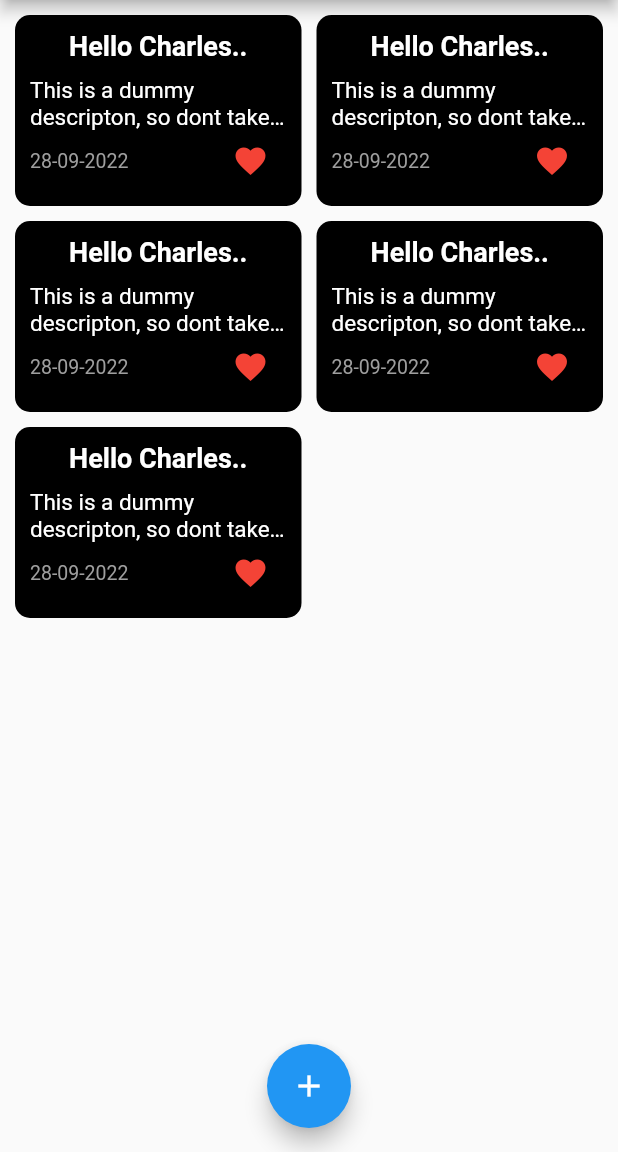
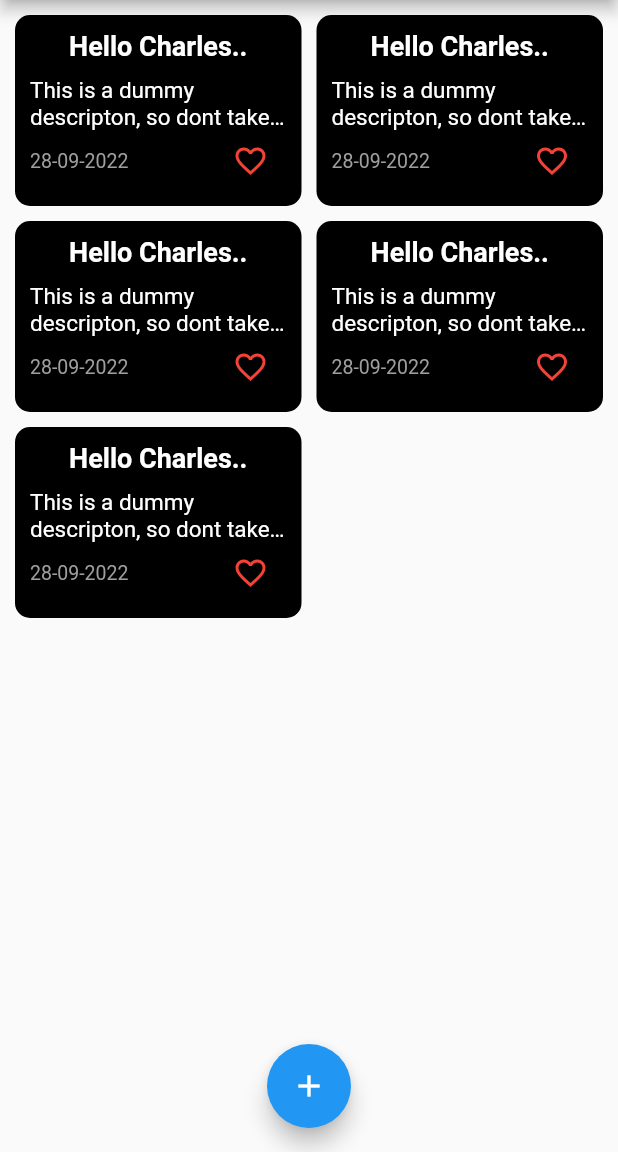
Before and after one commit to emperor006/quotes, a Flutter app: the screen it shows after launch, on a phone screen of 412 x 824 dp, the part 84-1236 px from its top. Run offline on Flutter 3.47's test engine with Material 2 defaults, Android fonts, the phone set to English and light mode, and no system bars.

Commit message:
favorite button

```diff
--- a/lib/providers/quotes.dart
+++ b/lib/providers/quotes.dart
@@ -1,6 +1,6 @@
 import 'package:flutter/cupertino.dart';
 
-class QuoteItem {
+class QuoteItem with ChangeNotifier {
   String id, description, title;
   DateTime time;
   bool isFavorite;
@@ -9,8 +9,13 @@ class QuoteItem {
       {required this.id,
       required this.title,
       required this.description,
-      this.isFavorite=false,
+      this.isFavorite = false,
       required this.time});
+
+  void toggleFavorites() {
+    isFavorite = !isFavorite;
+    notifyListeners();
+  }
 }
 
 class Quotes with ChangeNotifier {
@@ -58,7 +63,11 @@ class Quotes with ChangeNotifier {
     return _quoteList.firstWhere((element) => element.id == quoteId);
   }
 
- Future<void> addQuotes(QuoteItem item) async {
+  List<QuoteItem> get myFavorites {
+    return _quoteList.where((element) => element.isFavorite == true).toList();
+  }
+
+  Future<void> addQuotes(QuoteItem item) async {
     _quoteList.insert(0, item);
     notifyListeners();
   }
--- a/lib/screens/homescreen.dart
+++ b/lib/screens/homescreen.dart
@@ -142,14 +142,18 @@ class _HomeScreenState extends State<HomeScreen> {
             crossAxisSpacing: 10,
             mainAxisSpacing: 10,
             childAspectRatio: 3 / 2),
-        itemBuilder: (BuildContext context, int index) => QuotesLayout(
-          title: quotesData.myQuotes[index].title,
-          description: quotesData.myQuotes[index].description,
-          dateTime: quotesData.myQuotes[index].time,
-          isFavorite: quotesData.myQuotes[index].isFavorite,
-        )
-        // return const Text('No quote to show');
-        ,
+
+        itemBuilder: (BuildContext context, int index) =>
+            ChangeNotifierProvider.value(
+          value: quotesData.myQuotes[index],
+          child: QuotesLayout(
+            id: quotesData.myQuotes[index].id,
+            title: quotesData.myQuotes[index].title,
+            description: quotesData.myQuotes[index].description,
+            dateTime: quotesData.myQuotes[index].time,
+            isFavorite: quotesData.myQuotes[index].isFavorite,
+          ),
+        ),
       ),
       floatingActionButton: FloatingActionButton(
         onPressed: () => getBottomsheet(context),
--- a/lib/widgets/quote_item_layout.dart
+++ b/lib/widgets/quote_item_layout.dart
@@ -1,37 +1,53 @@
 import 'package:flutter/material.dart';
 import 'package:intl/intl.dart';
+import 'package:provider/provider.dart';
+import 'package:todo_app/providers/quotes.dart';
+import 'package:todo_app/screens/quotedetails.dart';
 
-class QuotesLayout extends StatelessWidget {
+class QuotesLayout extends StatefulWidget {
   //const QuotesLayout({Key? key}) : super(key: key);
-  String title, description;
+  String title, description, id;
   DateTime dateTime;
   bool isFavorite;
 
   QuotesLayout(
       {required this.dateTime,
+      required this.id,
       required this.description,
       required this.isFavorite,
       required this.title});
 
   @override
+  State<QuotesLayout> createState() => _QuotesLayoutState();
+}
+
+class _QuotesLayoutState extends State<QuotesLayout> {
+  @override
   Widget build(BuildContext context) {
-    return Container(
+    return GestureDetector(
+      onTap: () {
+        Navigator.of(context)
+            .pushNamed(QuoteDetails.routeName, arguments: widget.id);
+      },
+      child: Container(
         padding: const EdgeInsets.all(10),
         decoration: BoxDecoration(
             color: Colors.black, borderRadius: BorderRadius.circular(10)),
         child: Column(
           children: [
             Text(
-            title,
+              widget.title,
               textAlign: TextAlign.center,
               style: const TextStyle(
-                color: Colors.white, fontWeight: FontWeight.bold, fontSize: 18),
+                  color: Colors.white,
+                  fontWeight: FontWeight.bold,
+                  fontSize: 18),
             ),
             const SizedBox(
               height: 10,
             ),
             Text(
-            description,
+              widget.description,
               maxLines: 2,
               overflow: TextOverflow.ellipsis,
               style: const TextStyle(color: Colors.white, fontSize: 15),
@@ -44,19 +60,27 @@ class QuotesLayout extends StatelessWidget {
                 mainAxisAlignment: MainAxisAlignment.spaceBetween,
                 children: [
                   Text(
-                DateFormat('dd-MM-yyyy').format(dateTime)  ,
-                  style:const TextStyle(color: Colors.grey, fontSize: 13),
+                    DateFormat('dd-MM-yyyy').format(widget.dateTime),
+                    style: const TextStyle(color: Colors.grey, fontSize: 13),
                   ),
-                IconButton(
-                  onPressed: () {},
-                  icon: const Icon(Icons.favorite),
+                  Consumer<QuoteItem>(builder: ((_, value, child) {
+                    return IconButton(
+                      onPressed: () {
+                        //todo--run update function in server to reflect like
+                        value.toggleFavorites();
+                      },
+                      icon: value.isFavorite
+                          ? const Icon(Icons.favorite)
+                          : const Icon(Icons.favorite_border_outlined),
                       color: Colors.red,
-                )
+                    );
+                  }))
                 ],
               ),
             )
           ],
         ),
+      ),
     );
   }
 }
```
Also changed, not shown: lib/main.dart (+16 -4 lines), lib/screens/quotedetails.dart (added, +20 -0 lines). Lines whose indentation alone changed are shown as unchanged.
